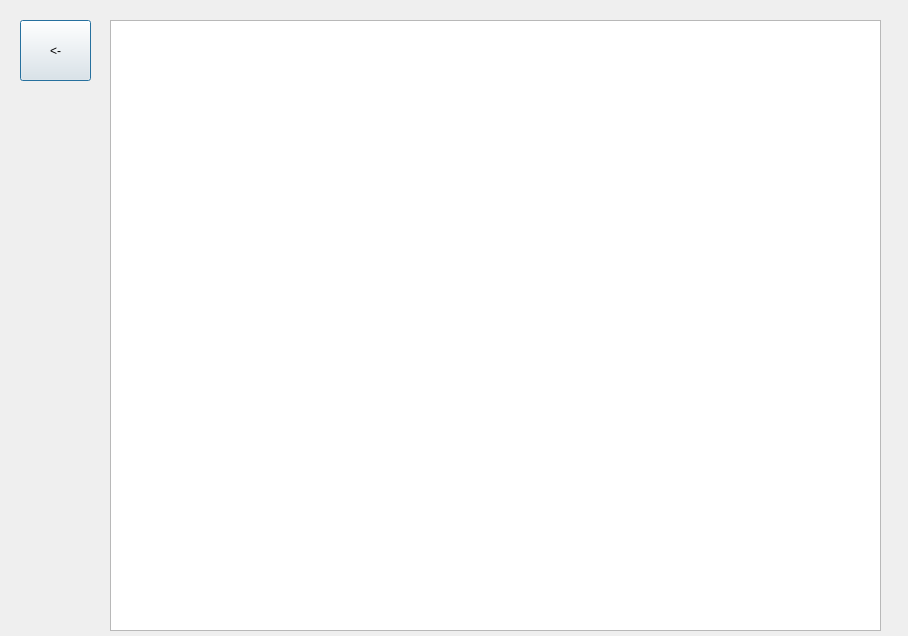
Above: storagewindow.ui from ZEseniya/Project before the change. Below: the same form after it.
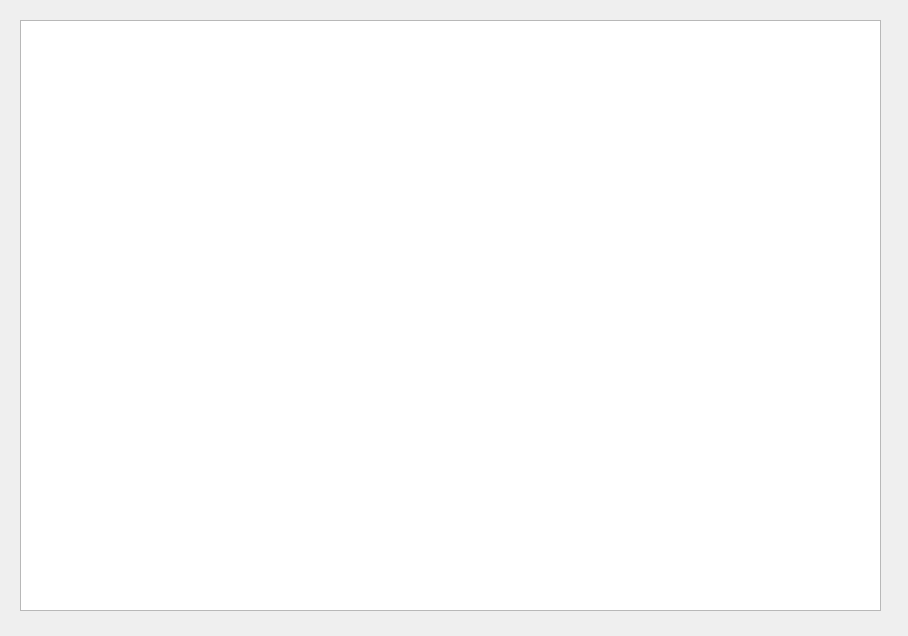
That is the form after the change.

```diff
--- a/storagewindow.ui
+++ b/storagewindow.ui
@@ -16,25 +16,12 @@
   <widget class="QTableView" name="tableView">
    <property name="geometry">
     <rect>
-     <x>110</x>
-     <y>20</y>
-     <width>771</width>
-     <height>611</height>
-    </rect>
-   </property>
-  </widget>
-  <widget class="QPushButton" name="pushButton">
-   <property name="geometry">
-    <rect>
      <x>20</x>
      <y>20</y>
-     <width>71</width>
-     <height>61</height>
+     <width>861</width>
+     <height>591</height>
     </rect>
    </property>
-   <property name="text">
-    <string>&lt;-</string>
-   </property>
   </widget>
  </widget>
  <resources/>
```
